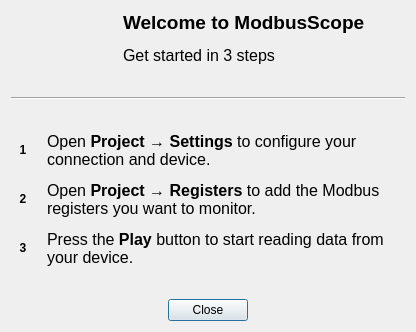
This is src/dialogs/quickstartdialog.ui in ModbusScope/ModbusScope as Qt 5 draws it before an edit. The edited form follows.
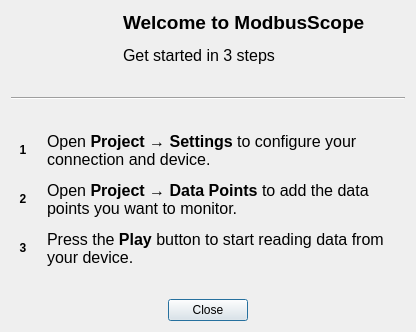
This is the edited form. Icons and pictures are not drawn.

Commit message:
Rename user-visible "Register(s)" wording to "Data point(s)"
Phase 1 of the Modbus terminology migration (Plan/modbus-terminology-analysis.md):
generic app-shell chrome (menus, dialog titles, table headers, status/error
messages) now says "data point(s)" instead of "register(s)", matching the
data model and adapter RPC layer which already use protocol-agnostic
vocabulary. The MBC import dialog is intentionally left unchanged, since
.mbc is a Modbus-specific file format where "register" is the correct term.

Claude-Session: https://claude.ai/code/session_01UcWeCGqoiqZ4abcwMXzkbn

The edit to the form file:
```diff
--- a/src/dialogs/quickstartdialog.ui
+++ b/src/dialogs/quickstartdialog.ui
@@ -230,7 +230,7 @@
           </font>
          </property>
          <property name="text">
-          <string>&lt;html&gt;&lt;head/&gt;&lt;body&gt;&lt;p&gt;Open &lt;span style=&quot; font-weight:700;&quot;&gt;Project → Registers&lt;/span&gt; to add the Modbus registers you want to monitor.&lt;/p&gt;&lt;/body&gt;&lt;/html&gt;</string>
+          <string>&lt;html&gt;&lt;head/&gt;&lt;body&gt;&lt;p&gt;Open &lt;span style=&quot; font-weight:700;&quot;&gt;Project → Data Points&lt;/span&gt; to add the data points you want to monitor.&lt;/p&gt;&lt;/body&gt;&lt;/html&gt;</string>
          </property>
          <property name="wordWrap">
           <bool>true</bool>
```
The commit also changes 8 other files.
